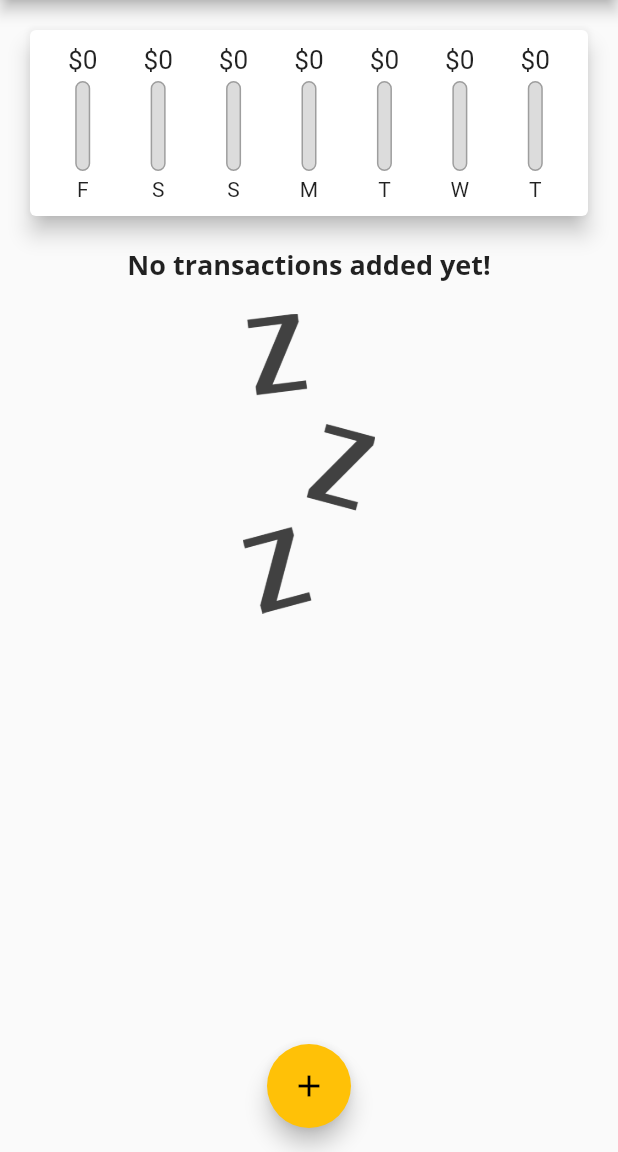
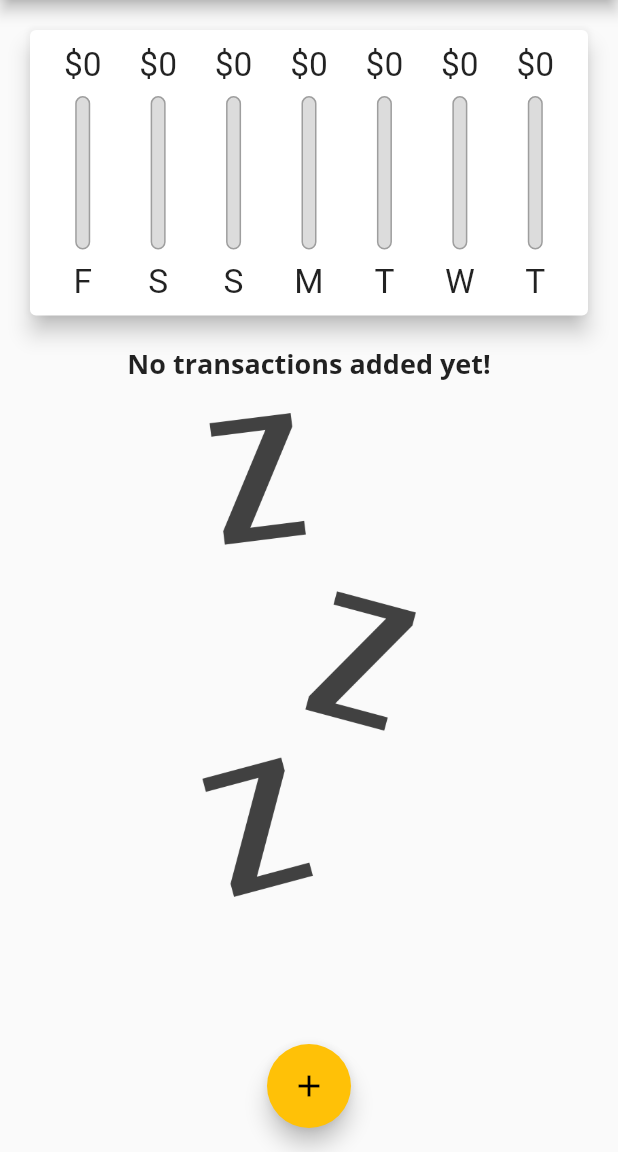
Before and after one commit to abeljrgit/personal-expenses-app, a Flutter app: the screen it shows after launch, on a phone screen of 412 x 824 dp, the part 84-1236 px from its top. Run offline on Flutter 3.47's test engine with Material 2 defaults, Android fonts, the phone set to English and light mode, and no system bars.

Commit message:
personal-expenses-app

```diff
--- a/lib/main.dart
+++ b/lib/main.dart
@@ -1,10 +1,16 @@
 import 'package:flutter/material.dart';
+// import 'package:flutter/services.dart';
 import './widgets/chart.dart';
 import './models/transaction.dart';
 import './widgets/new_transaction.dart';
 import './widgets/transaction_list.dart';
 
-void main() => runApp(MyApp());
+void main() {
+  // WidgetsFlutterBinding.ensureInitialized();
+  // SystemChrome.setPreferredOrientations(
+  //     [DeviceOrientation.portraitUp, DeviceOrientation.portraitDown]);
+  runApp(MyApp());
+}
 
 class MyApp extends StatelessWidget {
   @override
@@ -56,6 +62,8 @@ class _MyHomePageState extends State<MyHomePage> {
     // ),
   ];
 
+  bool _showChart = false;
+
   List<Transaction> get _recentTransactions {
     return _userTransactions.where((tx) {
       return tx.date.isAfter(DateTime.now().subtract(
@@ -99,8 +107,9 @@ class _MyHomePageState extends State<MyHomePage> {
 
   @override
   Widget build(BuildContext context) {
-    return Scaffold(
-      appBar: AppBar(
+    final mediaQuery = MediaQuery.of(context);
+    final isLandscape = mediaQuery.orientation == Orientation.landscape;
+    final appBar = AppBar(
       title: Text('Personal Expenses'),
       actions: [
         IconButton(
@@ -108,14 +117,56 @@ class _MyHomePageState extends State<MyHomePage> {
           onPressed: () => _startAddNewTransaction(context),
         )
       ],
-      ),
+    );
+    final txListWidget = Container(
+      height: (mediaQuery.size.height -
+              appBar.preferredSize.height -
+              mediaQuery.padding.top) *
+          0.7,
+      child: TransactionList(_userTransactions, _deleteTransaction),
+    );
+
+    return Scaffold(
+      appBar: appBar,
       body: SingleChildScrollView(
         child: Column(
           // mainAxisAlignment: MainAxisAlignment.spaceAround,
           crossAxisAlignment: CrossAxisAlignment.stretch,
           children: [
-            Chart(_recentTransactions),
-            TransactionList(_userTransactions, _deleteTransaction),
+            if (isLandscape)
+              Row(
+                mainAxisAlignment: MainAxisAlignment.center,
+                children: [
+                  Text('Show Chart'),
+                  Switch(
+                    value: _showChart,
+                    onChanged: (val) {
+                      setState(() {
+                        _showChart = val;
+                      });
+                    },
+                  ),
+                ],
+              ),
+            if (!isLandscape)
+              Container(
+                height: (mediaQuery.size.height -
+                        appBar.preferredSize.height -
+                        mediaQuery.padding.top) *
+                    0.3,
+                child: Chart(_recentTransactions),
+              ),
+            if (!isLandscape) txListWidget,
+            if (isLandscape)
+              _showChart
+                  ? Container(
+                      height: (mediaQuery.size.height -
+                              appBar.preferredSize.height -
+                              mediaQuery.padding.top) *
+                          0.7,
+                      child: Chart(_recentTransactions),
+                    )
+                  : txListWidget
           ],
         ),
       ),
--- a/lib/widgets/chart_bar.dart
+++ b/lib/widgets/chart_bar.dart
@@ -9,19 +9,21 @@ class ChartBar extends StatelessWidget {
 
   @override
   Widget build(BuildContext context) {
+    return LayoutBuilder(
+      builder: (ctx, constraints) {
         return Column(
           children: [
             Container(
-          height: 20,
+              height: constraints.maxHeight * 0.15,
               child: FittedBox(
                 child: Text('\$${spendingAmount.toStringAsFixed(0)}'),
               ),
             ),
             SizedBox(
-          height: 4,
+              height: constraints.maxHeight * 0.05,
             ),
             Container(
-          height: 60,
+              height: constraints.maxHeight * 0.6,
               width: 10,
               child: Stack(children: [
                 Container(
@@ -43,10 +45,17 @@ class ChartBar extends StatelessWidget {
               ]),
             ),
             SizedBox(
-          height: 4,
+              height: constraints.maxHeight * 0.05,
             ),
-        Text(label),
+            Container(
+              height: constraints.maxHeight * 0.15,
+              child: FittedBox(
+                child: Text(label),
+              ),
+            ),
           ],
+        );
+      },
     );
   }
 }
--- a/lib/widgets/new_transaction.dart
+++ b/lib/widgets/new_transaction.dart
@@ -53,10 +53,16 @@ class _NewTransactionState extends State<NewTransaction> {
 
   @override
   Widget build(BuildContext context) {
-    return Card(
+    return SingleChildScrollView(
+      child: Card(
         elevation: 5,
         child: Container(
-        padding: EdgeInsets.all(10),
+          padding: EdgeInsets.only(
+            top: 10,
+            left: 10,
+            right: 10,
+            bottom: MediaQuery.of(context).viewInsets.bottom + 10,
+          ),
           child: Column(
             crossAxisAlignment: CrossAxisAlignment.end,
             children: [
@@ -108,6 +114,7 @@ class _NewTransactionState extends State<NewTransaction> {
             ],
           ),
         ),
+      ),
     );
   }
 }
--- a/lib/widgets/transaction_list.dart
+++ b/lib/widgets/transaction_list.dart
@@ -11,10 +11,9 @@ class TransactionList extends StatelessWidget {
 
   @override
   Widget build(BuildContext context) {
-    return Container(
-      height: 450,
-      child: transactions.isEmpty
-          ? Column(
+    return transactions.isEmpty
+        ? LayoutBuilder(builder: (ctx, constraints) {
+            return Column(
               children: [
                 Text(
                   'No transactions added yet!',
@@ -24,14 +23,15 @@ class TransactionList extends StatelessWidget {
                   height: 20,
                 ),
                 Container(
-                  height: 200,
+                  height: constraints.maxHeight * 0.6,
                   child: Image.asset(
                     'assets/images/waiting.png',
                     fit: BoxFit.cover,
                   ),
                 ),
               ],
-            )
+            );
+          })
         : ListView.builder(
             itemBuilder: (ctx, index) {
               return Card(
@@ -56,7 +56,14 @@ class TransactionList extends StatelessWidget {
                   subtitle: Text(
                     DateFormat.yMMMd().format(transactions[index].date),
                   ),
-                    trailing: IconButton(
+                  trailing: MediaQuery.of(context).size.width > 360
+                      ? FlatButton.icon(
+                          icon: Icon(Icons.delete),
+                          textColor: Theme.of(context).errorColor,
+                          label: Text('Delete'),
+                          onPressed: () => deleteTx(transactions[index].id),
+                        )
+                      : IconButton(
                           icon: Icon(Icons.delete),
                           color: Theme.of(context).errorColor,
                           onPressed: () => deleteTx(transactions[index].id),
@@ -65,7 +72,6 @@ class TransactionList extends StatelessWidget {
               );
             },
             itemCount: transactions.length,
-            ),
           );
   }
 }
```
Lines whose indentation alone changed are shown as unchanged.
